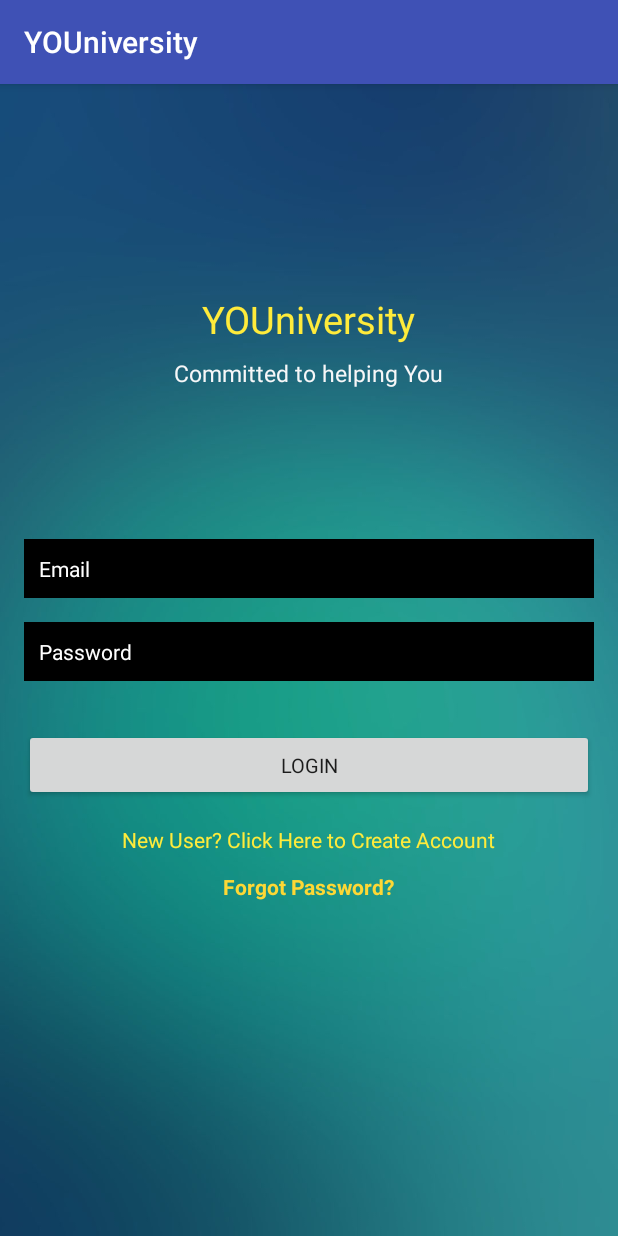
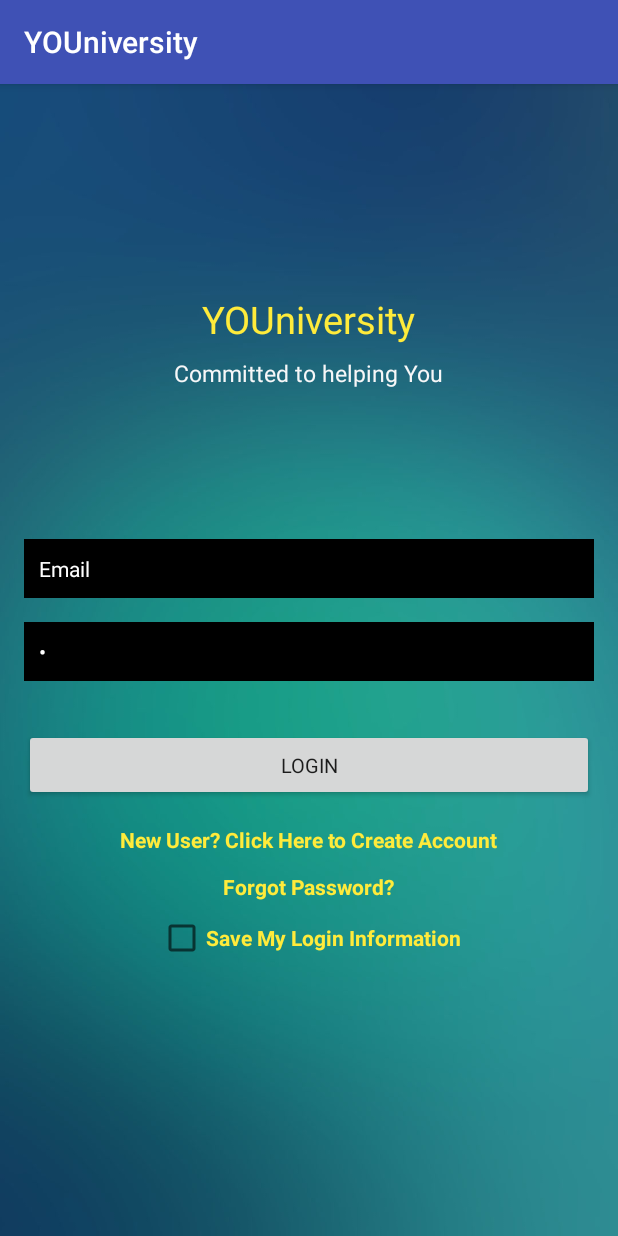
Before and after one commit to AdityaaMK/YOUniversity, an Android app: the screen it shows after launch (Login), on a phone screen of 412 x 824 dp. Run offline under Robolectric (Android 15) with nearby library versions, the phone set to English and light mode, and no system bars; our stand-ins replace Firebase (no records; nobody signed in at launch, a user with empty details on screens opened directly); Roboto replaces fonts that are not available here.

Commit message:
Basically done

```diff
--- a/app/src/main/java/com/adityaamk/youniversity/Login.java
+++ b/app/src/main/java/com/adityaamk/youniversity/Login.java
@@ -4,12 +4,16 @@ import androidx.annotation.NonNull;
 import androidx.appcompat.app.AlertDialog;
 import androidx.appcompat.app.AppCompatActivity;
 
+import android.content.Context;
 import android.content.DialogInterface;
 import android.content.Intent;
+import android.content.SharedPreferences;
 import android.os.Bundle;
+import android.preference.PreferenceManager;
 import android.text.TextUtils;
 import android.view.View;
 import android.widget.Button;
+import android.widget.CheckBox;
 import android.widget.EditText;
 import android.widget.ProgressBar;
 import android.widget.TextView;
@@ -28,6 +32,23 @@ public class Login extends AppCompatActivity {
     TextView mCreateBtn,forgotTextLink;
     ProgressBar progressBar;
     FirebaseAuth fAuth;
+    SharedPreferences sharedPreferences;
+    SharedPreferences.Editor editor;
+    CheckBox checkBox;
+
+    private void checkSharedPreferences(){
+        String check = sharedPreferences.getString(getString(R.string.checkbox), "False");
+        String name = sharedPreferences.getString(getString(R.string.name), "");
+        String password = sharedPreferences.getString(getString(R.string.password), " ");
+
+        mEmail.setText(name);
+        mPassword.setText(password);
+
+        if(check.equals("True"))
+            checkBox.setChecked(true);
+        else
+            checkBox.setChecked(false);
+    }
 
     @Override
     protected void onCreate(Bundle savedInstanceState) {
@@ -41,7 +62,12 @@ public class Login extends AppCompatActivity {
         mLoginBtn = findViewById(R.id.loginBtn);
         mCreateBtn = findViewById(R.id.createText);
         forgotTextLink = findViewById(R.id.forgotPassword);
+        checkBox = findViewById(R.id.checkBox);
 
+        sharedPreferences = PreferenceManager.getDefaultSharedPreferences(this);
+        editor = sharedPreferences.edit();
+
+        checkSharedPreferences();
 
         mLoginBtn.setOnClickListener(new View.OnClickListener() {
             @Override
@@ -65,6 +91,19 @@ public class Login extends AppCompatActivity {
                     return;
                 }
 
+                if(checkBox.isChecked()){
+                    editor.putString(getString(R.string.checkbox), "True");
+                    editor.putString(getString(R.string.name), email);
+                    editor.putString(getString(R.string.password), password);
+                    editor.apply();
+                }
+                else{
+                    editor.putString(getString(R.string.checkbox), "False");
+                    editor.putString(getString(R.string.name), "");
+                    editor.putString(getString(R.string.password), "");
+                    editor.apply();
+                }
+
                 progressBar.setVisibility(View.VISIBLE);
 
                 // authenticate the user
@@ -75,6 +114,7 @@ public class Login extends AppCompatActivity {
                         if(task.isSuccessful()){
                             Toast.makeText(Login.this, "Logged in Successfully", Toast.LENGTH_SHORT).show();
                             startActivity(new Intent(getApplicationContext(), MainActivity.class));
+                            finish();
                         }else {
                             Toast.makeText(Login.this, "Error! " + task.getException().getMessage(), Toast.LENGTH_SHORT).show();
                             progressBar.setVisibility(View.GONE);
@@ -90,6 +130,7 @@ public class Login extends AppCompatActivity {
             @Override
             public void onClick(View v) {
                 startActivity(new Intent(getApplicationContext(),Register.class));
+                finish();
             }
         });
 
--- a/app/src/main/res/layout/activity_login.xml
+++ b/app/src/main/res/layout/activity_login.xml
@@ -96,6 +96,7 @@
         android:layout_marginTop="16dp"
         android:text="New User? Click Here to Create Account"
         android:textColor="#FFEB3B"
+        android:textStyle="bold"
         app:layout_constraintEnd_toEndOf="parent"
         app:layout_constraintStart_toStartOf="parent"
         app:layout_constraintTop_toBottomOf="@+id/loginBtn" />
@@ -117,7 +118,7 @@
         android:layout_width="wrap_content"
         android:layout_height="wrap_content"
         android:text="Forgot Password?"
-        android:textColor="#FDD835"
+        android:textColor="#FFEB3B"
         android:textStyle="bold"
         app:layout_constraintBottom_toTopOf="@+id/progressBar"
         app:layout_constraintEnd_toEndOf="parent"
@@ -125,4 +126,16 @@
         app:layout_constraintTop_toBottomOf="@+id/createText"
         app:layout_constraintVertical_bias="0.19999999" />
 
+    <CheckBox
+        android:id="@+id/checkBox"
+        android:layout_width="wrap_content"
+        android:layout_height="wrap_content"
+        android:text="Save My Login Information"
+        android:textColor="#FFEB3B"
+        android:textStyle="bold"
+        app:layout_constraintBottom_toTopOf="@+id/progressBar"
+        app:layout_constraintEnd_toEndOf="parent"
+        app:layout_constraintStart_toStartOf="parent"
+        app:layout_constraintTop_toBottomOf="@+id/forgotPassword" />
+
 </androidx.constraintlayout.widget.ConstraintLayout>
--- a/app/src/main/res/layout/layout_listitem.xml
+++ b/app/src/main/res/layout/layout_listitem.xml
@@ -1,5 +1,6 @@
 <?xml version="1.0" encoding="utf-8"?>
 <LinearLayout xmlns:android="http://schemas.android.com/apk/res/android"
+    xmlns:app="http://schemas.android.com/apk/res-auto"
     android:layout_width="match_parent"
     android:layout_height="match_parent">
 
@@ -19,7 +20,9 @@
         android:text="University Name"
         android:textAlignment="center"
         android:textColor="@android:color/black"
-        android:textSize="18sp" />
+        android:textSize="18sp"
+        app:autoSizeMaxTextSize="24sp"
+        app:autoSizeMinTextSize="18sp" />
 
     <Button
         android:id="@+id/id_change"
--- a/app/src/main/res/values/strings.xml
+++ b/app/src/main/res/values/strings.xml
@@ -4,4 +4,9 @@
     <string name="title_search">Search</string>
     <string name="title_list">My List</string>
     <string name="title_target">My Profile</string>
+    <string name="checkbox">com.adityaamk.youniversity.checkbox</string>
+    <string name="name">com.adityaamk.youniversity.name</string>
+    <string name="password">com.adityaamk.youniversity.password</string>
+    <string name="list">com.adityaamk.youniversity.list</string>
+
 </resources>
```
Also changed, not shown: app/src/main/java/com/adityaamk/youniversity/ListFragment.java (+26 -14 lines), app/src/main/java/com/adityaamk/youniversity/SearchFragment.java (+15 -0 lines), app/src/main/res/layout/fragment_list.xml (+12 -1 lines).
